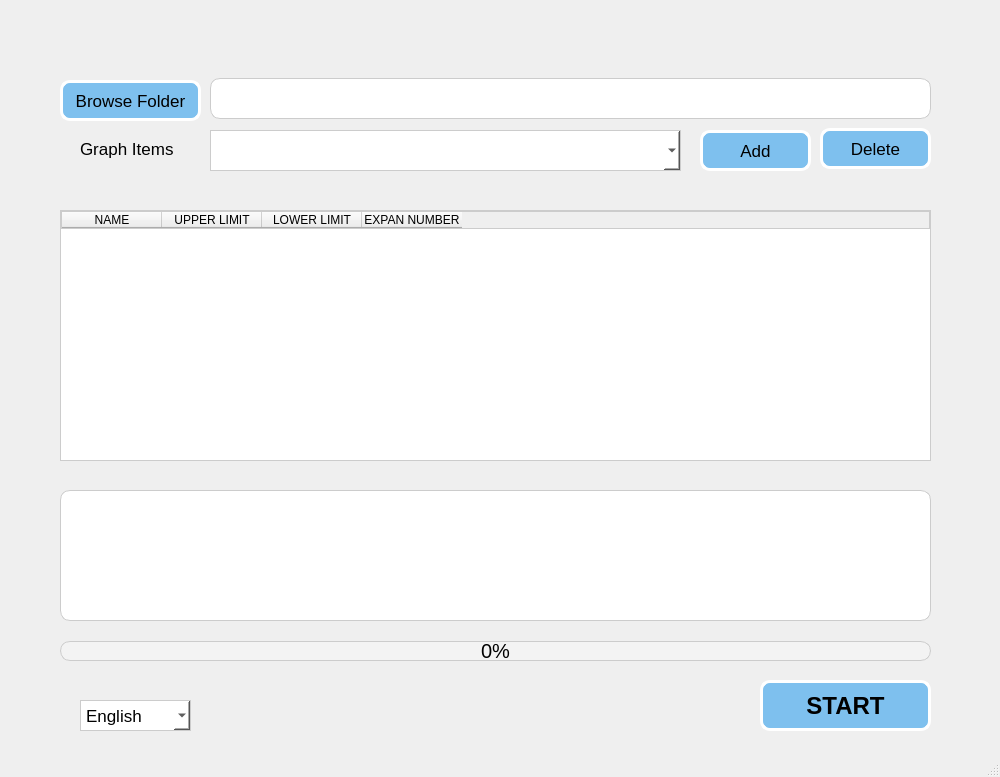
Qt form assets/giaodien.ui (hnthnh/Luna_Data_Visualize) before a commit.
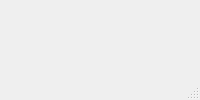
The same form after that commit. Icons and pictures are not drawn.

The edit to the form file:
```diff
--- a/assets/giaodien.ui
+++ b/assets/giaodien.ui
@@ -5,7 +5,7 @@
   <property name="enabled">
    <bool>true</bool>
   </property>
-  <property name="geometry">
+  <!-- <property name="geometry">
    <rect>
     <x>0</x>
     <y>0</y>
@@ -24,7 +24,7 @@
     <width>1000</width>
     <height>777</height>
    </size>
-  </property>
+  </property> -->
   <property name="windowTitle">
    <string>       DAIHATSU DIESEL MFG.CO.,LTD        -       Version 1.0.0</string>
   </property>
@@ -137,7 +137,6 @@
     border: 1px solid #ccc;  /* Đường viền */
     border-radius: 10px;  /* Bo tròn góc */
     text-align: center;  /* Hiển thị phần trăm bên ngoài */
-    padding-right: 15px;  /* Tạo khoảng trống để phần trăm hiện bên ngoài */
     background-color: #f3f3f3;  /* Màu nền thanh trống */
 }
 
@@ -187,7 +186,7 @@
    <widget class="QComboBox" name="comboBox_language">
     <property name="geometry">
      <rect>
-      <x>80</x>
+      <x>110</x>
       <y>700</y>
       <width>111</width>
       <height>31</height>
@@ -367,7 +366,7 @@
    <widget class="QLabel" name="label_graphitems_3">
     <property name="geometry">
      <rect>
-      <x>60</x>
+      <x>70</x>
       <y>700</y>
       <width>31</width>
       <height>31</height>
@@ -390,7 +389,7 @@
      <rect>
       <x>900</x>
       <y>90</y>
-      <width>111</width>
+      <width>21</width>
       <height>21</height>
      </rect>
     </property>
```
Left out of the diff: 4 changed lines with no effect on the pictures.
